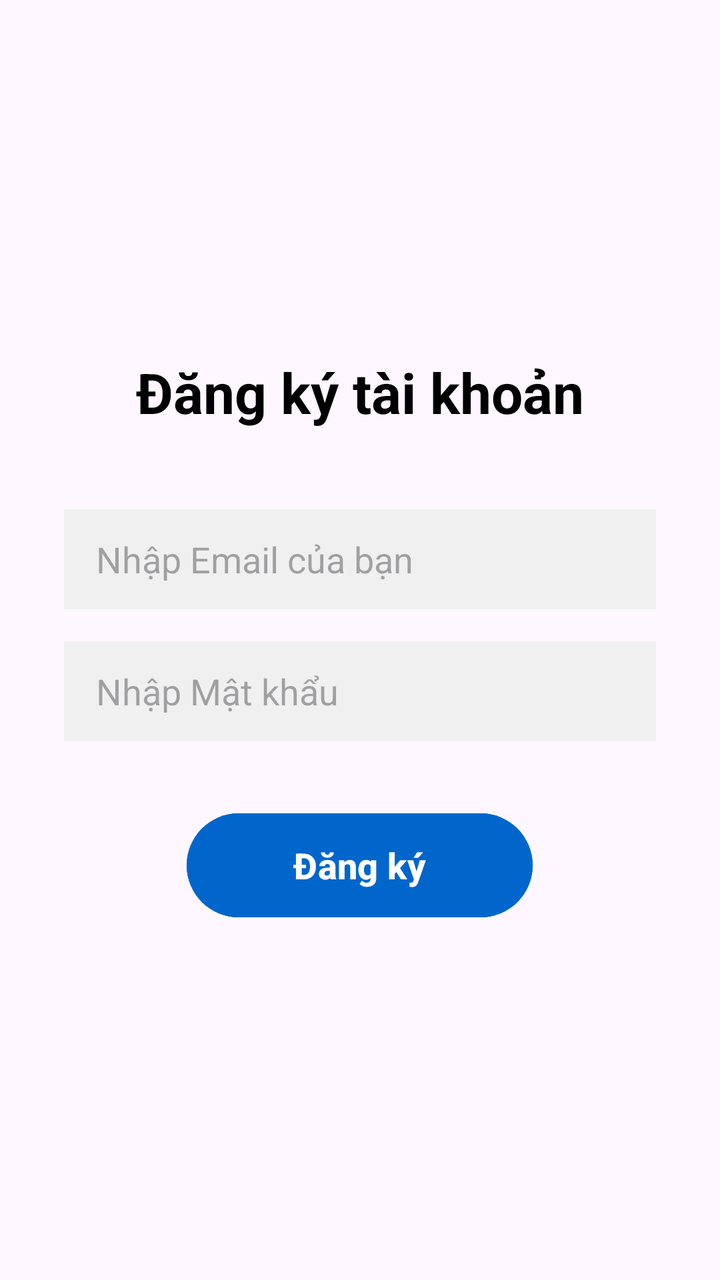
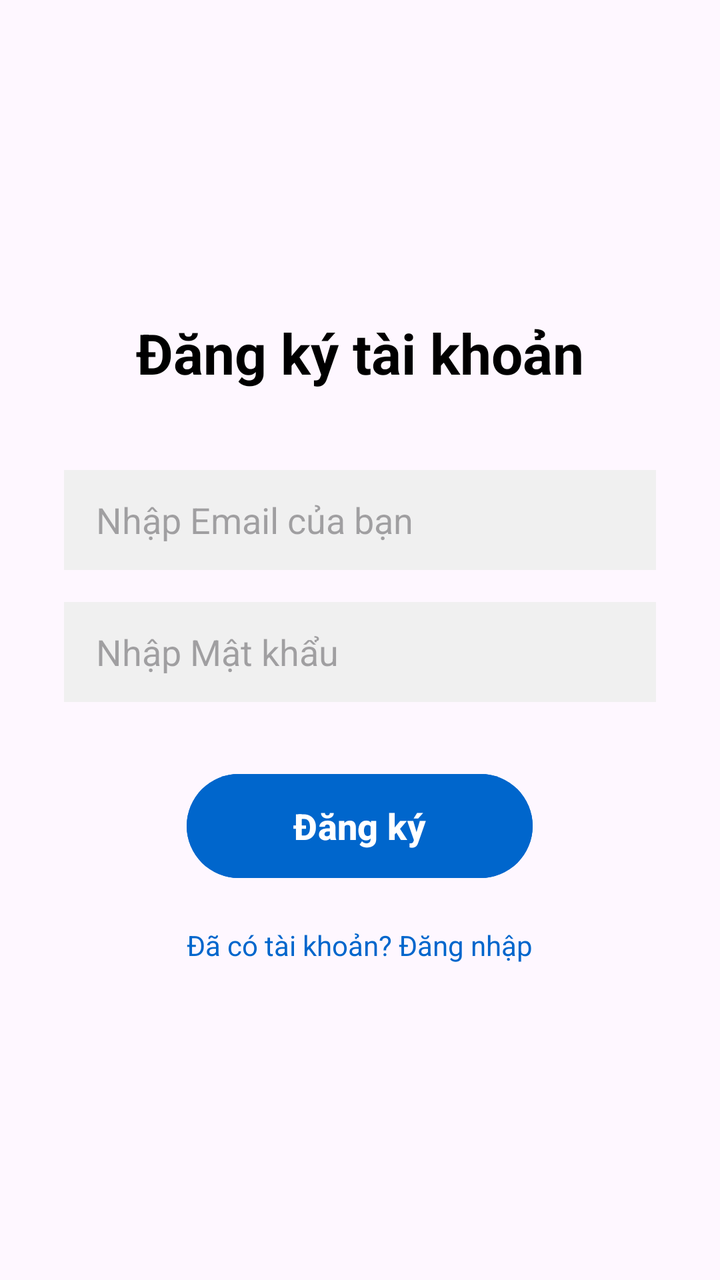

Before-and-after screenshots of an Android layout around one commit, followed by the original layout XML and the change that was made.
<!-- AndroidManifest.xml: application theme Theme.BonusFirebaseAuth -->
<!-- res/layout/activity_main.xml -->
<?xml version="1.0" encoding="utf-8"?>
<LinearLayout xmlns:android="http://schemas.android.com/apk/res/android"
    xmlns:tools="http://schemas.android.com/tools"
    android:layout_width="match_parent"
    android:layout_height="match_parent"
    android:orientation="vertical"
    android:padding="32dp"
    android:gravity="center"
    tools:context=".MainActivity">

    <TextView
        android:layout_width="wrap_content"
        android:layout_height="wrap_content"
        android:text="Đăng ký tài khoản"
        android:textSize="28sp"
        android:textStyle="bold"
        android:textColor="@android:color/black"
        android:layout_marginBottom="40dp" />

    <EditText
        android:id="@+id/edtEmail"
        android:layout_width="match_parent"
        android:layout_height="50dp"
        android:hint="Nhập Email của bạn"
        android:inputType="textEmailAddress"
        android:background="#F0F0F0"
        android:paddingStart="16dp"
        android:paddingEnd="16dp"
        android:layout_marginBottom="16dp" />

    <EditText
        android:id="@+id/edtPassword"
        android:layout_width="match_parent"
        android:layout_height="50dp"
        android:hint="Nhập Mật khẩu"
        android:inputType="textPassword"
        android:background="#F0F0F0"
        android:paddingStart="16dp"
        android:paddingEnd="16dp"
        android:layout_marginBottom="32dp" />

    <Button
        android:id="@+id/btnDangky"
        android:layout_width="173dp"
        android:layout_height="60dp"
        android:backgroundTint="#0066CC"
        android:text="Đăng ký"
        android:textColor="@android:color/white"
        android:textSize="18sp"
        android:textStyle="bold" />

</LinearLayout>
<!-- resources referenced by this layout -->
<resources>
  <style name="Theme.BonusFirebaseAuth" parent="Base.Theme.BonusFirebaseAuth" />
  <style name="Base.Theme.BonusFirebaseAuth" parent="Theme.Material3.DayNight.NoActionBar">
          
          
      </style>
</resources>

<!-- the commit's change to res/layout/activity_main.xml (unified diff, before → after) -->
@@ -49,4 +49,12 @@
         android:textSize="18sp"
         android:textStyle="bold" />
 
+    <TextView
+        android:id="@+id/txtChuyenSangDangNhap"
+        android:layout_width="wrap_content"
+        android:layout_height="wrap_content"
+        android:text="Đã có tài khoản? Đăng nhập"
+        android:layout_marginTop="20dp"
+        android:textColor="#0066CC" />
+
 </LinearLayout>
